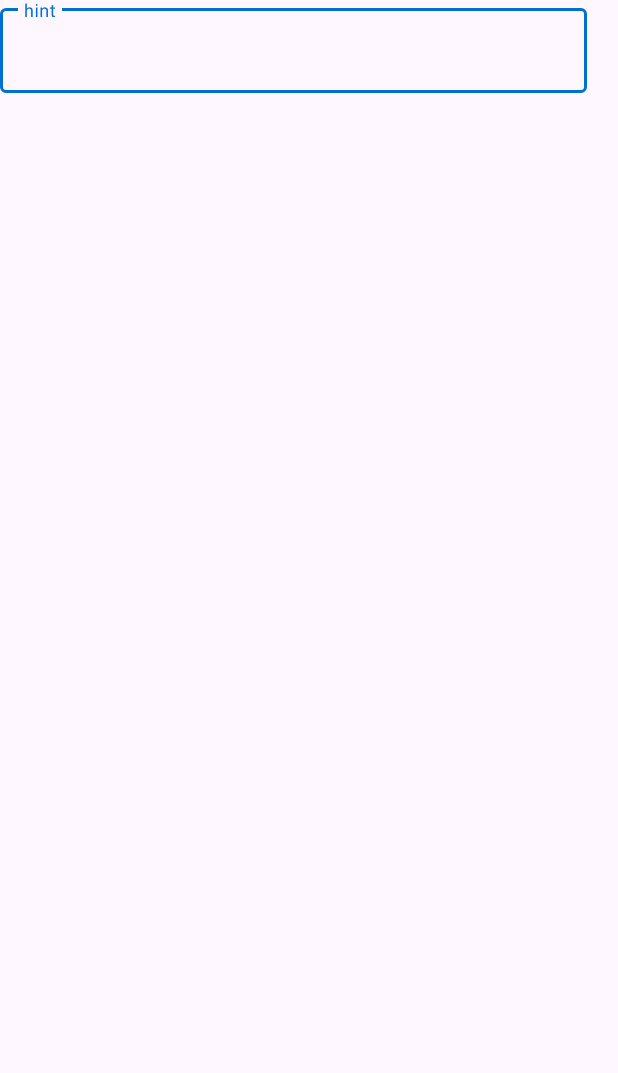
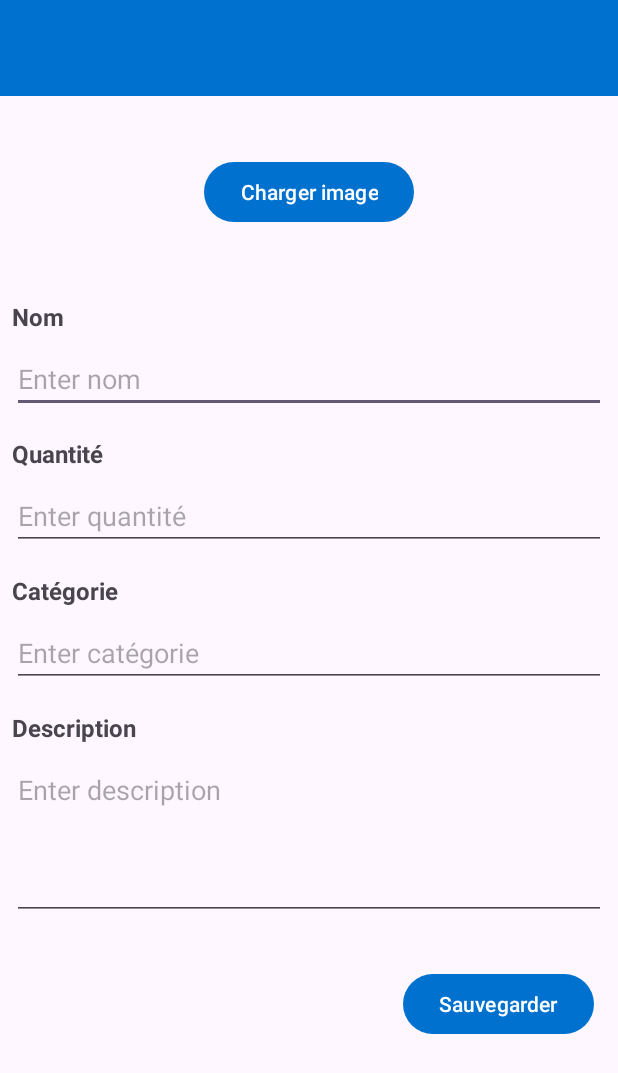
Before and after one commit to Ricieus/TP-ListeEpicerie, an Android app: the layout activity_page_ajouter.xml on its own in the app's theme, with its tools: preview values and no code run, on a phone screen of 412 x 824 dp. Shown: the top 1073 px of the screen. Run offline under Robolectric (Android 15) with nearby library versions, the phone set to English and light mode, and no system bars.

Commit message:
Adding PageAjout

```diff
--- a/app/src/main/java/com/example/tp_listeepicerie/MainActivity.kt
+++ b/app/src/main/java/com/example/tp_listeepicerie/MainActivity.kt
@@ -1,5 +1,6 @@
 package com.example.tp_listeepicerie
 
+import android.content.Intent
 import android.os.Bundle
 import android.view.Menu
 import android.view.MenuItem
@@ -99,7 +100,9 @@ class MainActivity : AppCompatActivity() {
     override fun onOptionsItemSelected(item: MenuItem): Boolean {
         return when (item.itemId) {
             R.id.itemAjout -> {
-                Toast.makeText(this, "Ajout click", Toast.LENGTH_SHORT).show()
+                val activity = this
+                val intent = Intent(activity, PageAjouter::class.java)
+                activity.startActivity(intent)
                 true
             }
             else -> super.onOptionsItemSelected(item)
--- /dev/null
+++ b/app/src/main/java/com/example/tp_listeepicerie/PageAjouter.kt
@@ -0,0 +1,85 @@
+package com.example.tp_listeepicerie
+
+import android.os.Bundle
+import android.view.Menu
+import android.view.MenuItem
+import android.widget.Button
+import android.widget.EditText
+import android.widget.ImageButton
+import androidx.activity.enableEdgeToEdge
+import androidx.appcompat.app.AppCompatActivity
+import androidx.appcompat.widget.Toolbar
+import androidx.core.view.ViewCompat
+import androidx.core.view.WindowInsetsCompat
+import androidx.lifecycle.lifecycleScope
+import kotlinx.coroutines.Dispatchers
+import kotlinx.coroutines.launch
+import kotlinx.coroutines.withContext
+
+class PageAjouter : AppCompatActivity() {
+
+    private lateinit var btnAdd : Button
+
+    override fun onCreate(savedInstanceState: Bundle?) {
+        super.onCreate(savedInstanceState)
+        enableEdgeToEdge()
+        setContentView(R.layout.activity_page_ajouter)
+        ViewCompat.setOnApplyWindowInsetsListener(findViewById(R.id.main)) { v, insets ->
+            val systemBars = insets.getInsets(WindowInsetsCompat.Type.systemBars())
+            v.setPadding(systemBars.left, systemBars.top, systemBars.right, systemBars.bottom)
+            insets
+        }
+        val toolbar: Toolbar = findViewById(R.id.toolbar)
+        setSupportActionBar(toolbar)
+
+        val nameItem : EditText = findViewById(R.id.editTextNom)
+        val quantityItem : EditText = findViewById(R.id.editTextNom)
+        val categoryItem : EditText = findViewById(R.id.editTextNom)
+        val descriptionItem : EditText = findViewById(R.id.editTextNom)
+
+
+        btnAdd = findViewById(R.id.btnSave)
+        btnAdd.setOnClickListener{
+            val database = Database_Epicerie.getDatabase(applicationContext)
+            lifecycleScope.launch(Dispatchers.IO) {
+                for (epicerie in database.epicerieDao().getAll()) {
+                    val existingItem = database.epicerieDao().findByName(nameItem.toString())
+
+                    if (existingItem?.nom == epicerie.nom) {
+                        database.epicerieDao().deleteEpicerie(existingItem)
+
+                        val itemEpicerie = Table_Epicerie(
+                            uid = 0,
+                            nom = nameItem.toString(),
+                            prix = 0.0,
+                            quantite = quantityItem.toString().toInt(),
+                            imageNourriture = epicerie.imageNourriture,
+                            categorie = categoryItem.toString(),
+                            description = descriptionItem.toString(),
+                            boutonPanier = findViewById(R.id.btnAjout),
+                            boutonInformation = findViewById(R.id.btnInfo)
+                        )
+                        database.epicerieDao().insertEpicerie(itemEpicerie)
+                    }
+                }
+
+            }
+        }
+    }
+
+    override fun onCreateOptionsMenu(menu: Menu?): Boolean {
+        menuInflater.inflate(R.menu.page_details_menu, menu)
+        return super.onCreateOptionsMenu(menu)
+    }
+
+    override fun onOptionsItemSelected(item: MenuItem): Boolean {
+        when (item.itemId) {
+            R.id.retourner -> {
+                //Temporaire
+                finish()
+            }
+        }
+        return super.onOptionsItemSelected(item)
+    }
+
+}
--- a/app/src/main/java/com/example/tp_listeepicerie/recyclerItem/ItemAdaptor.kt
+++ b/app/src/main/java/com/example/tp_listeepicerie/recyclerItem/ItemAdaptor.kt
@@ -54,3 +54,4 @@
         }
     }
 }
+// TODO: Add a new class to simplify the intent.putExtra into one line
--- a/app/src/main/res/layout/activity_main.xml
+++ b/app/src/main/res/layout/activity_main.xml
@@ -27,6 +27,7 @@
             android:layout_width="match_parent"
             android:layout_height="wrap_content"
             android:orientation="vertical">
+
 
             <TextView
                 android:id="@+id/textProduit"
--- a/app/src/main/res/layout/activity_page_ajouter.xml
+++ b/app/src/main/res/layout/activity_page_ajouter.xml
@@ -1,18 +1,144 @@
 <?xml version="1.0" encoding="utf-8"?>
 <androidx.constraintlayout.widget.ConstraintLayout xmlns:android="http://schemas.android.com/apk/res/android"
+    xmlns:app="http://schemas.android.com/apk/res-auto"
+    android:id="@+id/main"
+    android:layout_width="match_parent"
+    android:layout_height="match_parent"
     xmlns:tools="http://schemas.android.com/tools"
-    android:layout_width="match_parent"
-             android:layout_height="match_parent">
+    tools:context=".PageAjouter">
 
-    <com.google.android.material.textfield.TextInputLayout
-        android:layout_width="391dp"
+    <!-- Include Toolbar -->
+    <include
+        android:id="@+id/toolbar"
+        layout="@layout/toolbar"
+        android:layout_width="match_parent"
         android:layout_height="wrap_content"
-        tools:layout_editor_absoluteX="1dp"
-        tools:layout_editor_absoluteY="176dp">
+        app:layout_constraintEnd_toEndOf="parent"
+        app:layout_constraintStart_toStartOf="parent"
+        app:layout_constraintTop_toTopOf="parent" />
 
-        <com.google.android.material.textfield.TextInputEditText
+    <ScrollView
+        android:layout_width="0dp"
+        android:layout_height="0dp"
+        android:layout_marginTop="24dp"
+        app:layout_constraintBottom_toBottomOf="parent"
+        app:layout_constraintEnd_toEndOf="parent"
+        app:layout_constraintStart_toStartOf="parent"
+        app:layout_constraintTop_toBottomOf="@id/toolbar">
+
+        <LinearLayout
             android:layout_width="match_parent"
-            android:layout_height="wrap_content"
-            android:hint="hint" />
-    </com.google.android.material.textfield.TextInputLayout>
+            android:layout_height="match_parent"
+            android:orientation="vertical">
+
+            <Button
+                android:id="@+id/button3"
+                android:layout_width="wrap_content"
+                android:layout_height="wrap_content"
+                android:layout_gravity="center"
+                android:text="Charger image"
+                android:layout_margin="16dp"/>
+
+
+
+            <ImageView
+                android:id="@+id/imageObjet"
+                android:layout_width="wrap_content"
+                android:layout_height="wrap_content"
+                android:layout_gravity="center"
+                android:layout_margin="16dp" />
+
+            <TextView
+                android:id="@+id/textViewNom"
+                android:layout_width="wrap_content"
+                android:layout_height="wrap_content"
+                android:layout_marginBottom="8dp"
+                android:paddingLeft="8sp"
+                android:text="Nom"
+                android:textSize="16sp"
+                android:textStyle="bold" />
+
+            <EditText
+                android:id="@+id/editTextNom"
+                android:layout_width="match_parent"
+                android:layout_height="wrap_content"
+                android:layout_marginLeft="8dp"
+                android:layout_marginRight="8dp"
+                android:layout_marginBottom="16dp"
+                android:hint="Enter nom"
+                android:inputType="textPersonName" />
+
+            <TextView
+                android:id="@+id/textViewQuantite"
+                android:layout_width="wrap_content"
+                android:layout_height="wrap_content"
+                android:layout_marginBottom="8dp"
+                android:paddingLeft="8sp"
+                android:text="Quantité"
+                android:textSize="16sp"
+                android:textStyle="bold" />
+
+            <EditText
+                android:id="@+id/editTextQuantite"
+                android:layout_width="match_parent"
+                android:layout_height="wrap_content"
+                android:layout_marginLeft="8dp"
+                android:layout_marginRight="8dp"
+                android:layout_marginBottom="16dp"
+                android:hint="Enter quantité"
+                android:inputType="number" />
+
+            <TextView
+                android:id="@+id/textViewCategorie"
+                android:layout_width="wrap_content"
+                android:layout_height="wrap_content"
+                android:layout_marginBottom="8dp"
+                android:paddingLeft="8sp"
+                android:text="Catégorie"
+                android:textSize="16sp"
+                android:textStyle="bold" />
+
+            <EditText
+                android:id="@+id/editTextCategorie"
+                android:layout_width="match_parent"
+                android:layout_height="wrap_content"
+                android:layout_marginLeft="8dp"
+                android:layout_marginRight="8dp"
+                android:layout_marginBottom="16dp"
+                android:hint="Enter catégorie"
+                android:inputType="text" />
+
+            <TextView
+                android:id="@+id/textViewDescription"
+                android:layout_width="wrap_content"
+                android:layout_height="wrap_content"
+                android:layout_marginBottom="8dp"
+                android:paddingLeft="8sp"
+                android:text="Description"
+                android:textSize="16sp"
+                android:textStyle="bold" />
+
+            <EditText
+                android:id="@+id/editTextDescription"
+                android:layout_width="match_parent"
+                android:layout_height="wrap_content"
+                android:layout_marginLeft="8dp"
+                android:layout_marginRight="8dp"
+                android:layout_marginBottom="16dp"
+                android:gravity="top"
+                android:hint="Enter description"
+                android:inputType="textMultiLine"
+                android:lines="4" />
+
+            <Button
+                android:id="@+id/btnSave"
+                android:layout_width="wrap_content"
+                android:layout_height="wrap_content"
+                android:layout_gravity="right"
+                android:text="Sauvegarder"
+                android:layout_margin="16dp"/>
+
+        </LinearLayout>
+    </ScrollView>
+
 </androidx.constraintlayout.widget.ConstraintLayout>
--- a/app/src/main/res/menu/activity_main_menu.xml
+++ b/app/src/main/res/menu/activity_main_menu.xml
@@ -3,11 +3,10 @@
     xmlns:app="http://schemas.android.com/apk/res-auto">
 
 
-
     <item
         android:id="@+id/itemAjout"
         android:icon="@drawable/ic_item_add_foreground"
-        android:title="favorite"
+        android:title="ajout"
         app:showAsAction="ifRoom" />
     <item
         android:id="@+id/shoppingCart"
```
